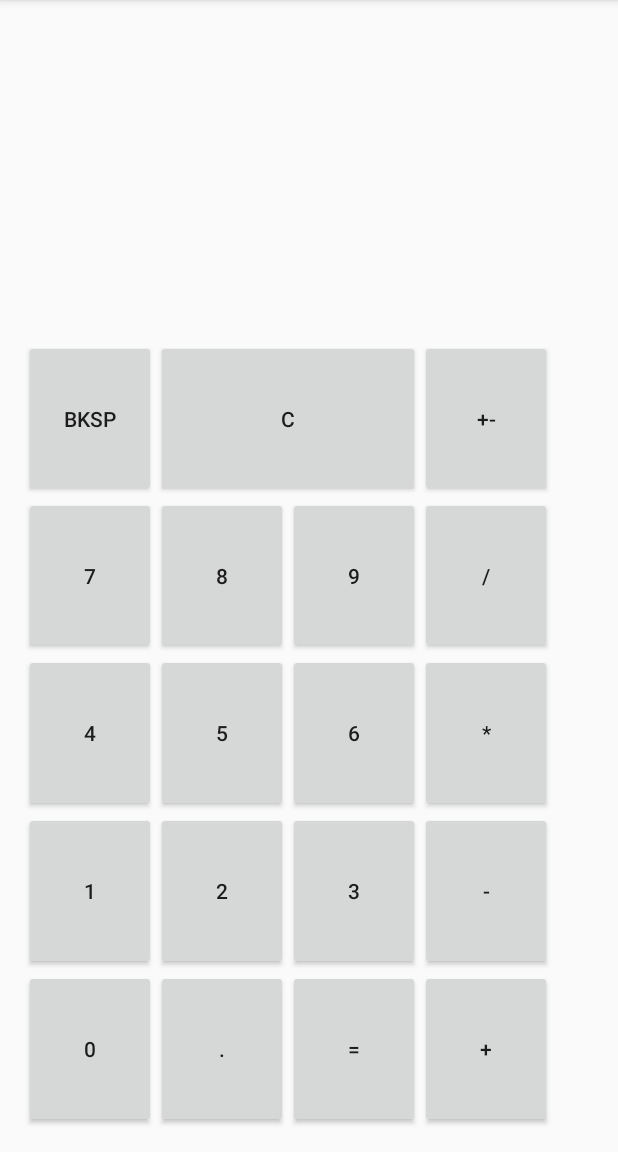
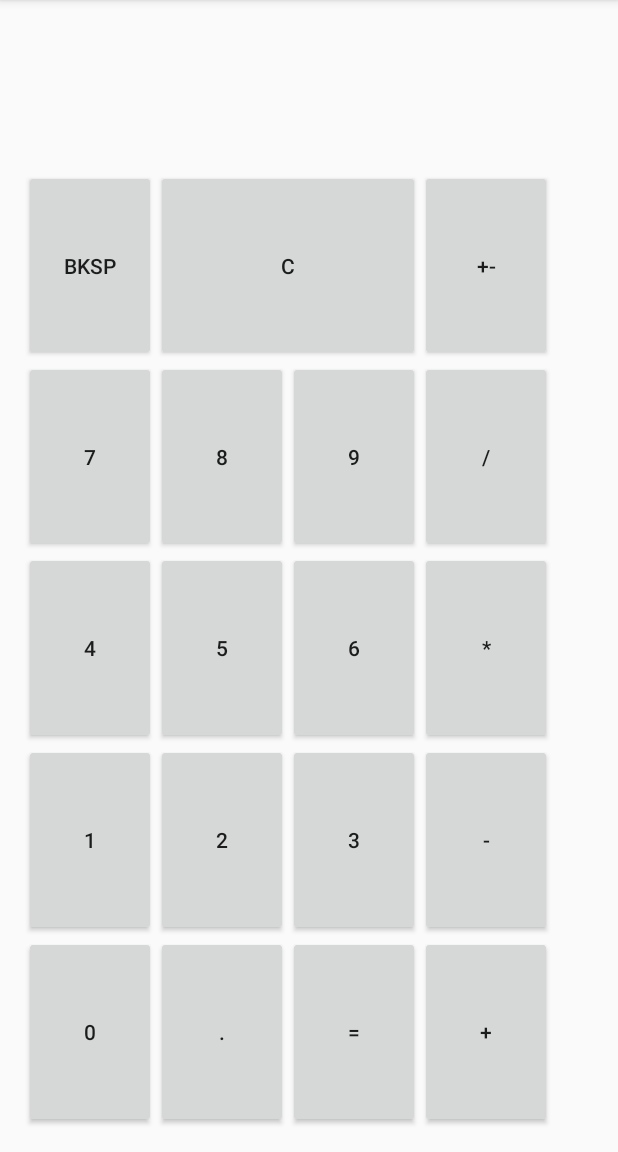
Before and after one commit to donsokollo/Android_calculator_repo, an Android app: the SimpleActivity screen opened directly, with no data from a screen before it, on a phone screen of 412 x 824 dp, the part 84-1236 px from its top. Run offline under Robolectric (Android 15) with nearby library versions, the phone set to English and light mode, and no system bars.

```diff
--- a/app/src/main/java/com/dm/chebotarskyi/calculator/CalcLogic.java
+++ b/app/src/main/java/com/dm/chebotarskyi/calculator/CalcLogic.java
@@ -15,7 +15,7 @@ public class CalcLogic {
     private CurrNumber numb = new CurrNumber();
     private ArrayDeque<StackItem> stack = new ArrayDeque<StackItem>();
     private int lastOpPriority = 0;
-
+    private boolean wasEqualOp = false;
 
     public CalcLogic() {
     }
@@ -96,9 +96,10 @@ public class CalcLogic {
     }
 
     public void addDigit(String digit) {
-        if (!stack.isEmpty() && stack.peek().isNumber()) {
+        if (!stack.isEmpty() && stack.peek().isNumber()&& wasEqualOp) {
             stack.pop();  //if after "=" sign we enter new number it vanishes
             lastOpPriority = 0;
+            wasEqualOp=false;
         }
         if (digit.equals(".")) {
             if (numb.firstDot()) {
@@ -157,12 +158,15 @@ public class CalcLogic {
                     res.setNumber((float) (Math.pow(Double.parseDouble(secondNumb), Double.parseDouble(firstNumb))));
                     break;
             }
+            if (!stackEmpty) {
+                this.lastOpPriority = stack.peek().checkPriority();
+            } else this.lastOpPriority = 0;
             stack.push(res);
-            this.lastOpPriority = op.checkPriority();
-            setDispText();
+
         }
-        if (stackEmpty && !simplifyAll) {
-            stack.push(op);//!!!!!???
+        if ( !simplifyAll) {
+            stack.push(op);
+            this.lastOpPriority =op.checkPriority();
         }
     }
 
@@ -188,24 +192,31 @@ public class CalcLogic {
                 if (!numb.getNumber().isEmpty()) {
                     stack.push(makeNumb());
                     simplifyStack(new Operator("^"), true);
-                } else simplifyStack(new Operator("^"), true);
-
+                }
+                wasEqualOp=true;
             }
         } else if (numb.getNumber().isEmpty()) {
-            if (!stack.isEmpty()) {
-                if (stack.peek().isNumber()) {
+            if (!stack.isEmpty() && stack.peek().isNumber()) {
                     stack.push(op);
                     lastOpPriority = op.checkPriority();
-                }
+            } else { //when pushing operator twice
+                stack.pop();
+                stack.push(op);
+                lastOpPriority=op.checkPriority();
             }
         } else if (lastOpPriority >= op.checkPriority()) {
-            stack.push(makeNumb());
-            simplifyStack(op, false);
+
+                stack.push(makeNumb());
+                simplifyStack(op, false);
+
         } else if (lastOpPriority < op.checkPriority()) {
-            stack.push(makeNumb());
-            stack.push(op);
-            lastOpPriority = op.checkPriority();
-            setDispText();
+
+                stack.push(makeNumb());
+                stack.push(op);
+                lastOpPriority = op.checkPriority();
+
+
+
         }
     }
 }
--- a/app/src/main/java/com/dm/chebotarskyi/calculator/CurrNumber.java
+++ b/app/src/main/java/com/dm/chebotarskyi/calculator/CurrNumber.java
@@ -37,6 +37,7 @@ public class CurrNumber {
 
     public Number makeNumber() {
         if (number.equals("0.")) {
+            clearNumber();
             return new Number(0);
         } else {
             float fullNumb = Float.parseFloat(number);
--- a/app/src/main/res/layout/activity_simple_calculator.xml
+++ b/app/src/main/res/layout/activity_simple_calculator.xml
@@ -1,7 +1,7 @@
 <?xml version="1.0" encoding="utf-8"?>
-<GridLayout xmlns:android="http://schemas.android.com/apk/res/android"
+<LinearLayout xmlns:android="http://schemas.android.com/apk/res/android"
     xmlns:tools="http://schemas.android.com/tools"
-    android:id="@+id/activity_simple_calculator"
+    android:id="@+id/activity_advanced"
     android:layout_width="match_parent"
     android:layout_height="match_parent"
     android:paddingBottom="@dimen/activity_vertical_margin"
@@ -9,11 +9,29 @@
     android:paddingRight="@dimen/activity_horizontal_margin"
     android:paddingTop="@dimen/activity_vertical_margin"
     android:orientation="vertical"
-    android:gravity="center"
-    android:rowCount="1"
-    android:columnCount="1"
+    tools:context="com.dm.chebotarskyi.calculator.SimpleActivity">
 
-    tools:context="com.dm.chebotarskyi.calculator.SimpleActivity">
+       <TextView
+           android:id="@+id/simple_displayText"
+           android:layout_width="match_parent"
+           android:layout_height="wrap_content"
+           android:maxLines="1"
+           android:layout_gravity="end"
+           android:textAlignment="textEnd"
+           android:textSize="36sp"
+           android:text=""/>
+
+       <TextView
+           android:id="@+id/simple_smalldisplayText"
+           android:layout_width="match_parent"
+           android:layout_height="wrap_content"
+           android:maxLines="1"
+           android:layout_gravity="end"
+           android:textAlignment="textEnd"
+           android:textSize="36sp"
+           android:text=""/>
+
+
 
        <GridLayout
            android:layout_width="match_parent"
@@ -23,26 +41,7 @@
            >
 
 
-       <TextView
-           android:id="@+id/simple_displayText"
-           android:layout_columnSpan="4"
-           android:layout_rowWeight="1"
-           android:maxLines="1"
-           android:layout_gravity="end"
-           android:textAlignment="textEnd"
-           android:textSize="36sp"
-           android:text=""/>
 
-       <TextView
-           android:id="@+id/simple_smalldisplayText"
-           android:layout_columnSpan="4"
-           android:layout_rowWeight="1"
-           android:layout_height="wrap_content"
-           android:maxLines="1"
-           android:layout_gravity="end"
-           android:textAlignment="textEnd"
-           android:textSize="36sp"
-           android:text=""/>
 
 
        <Button
@@ -149,4 +148,4 @@
 
        </GridLayout>
 
-</GridLayout>
+</LinearLayout>
```
